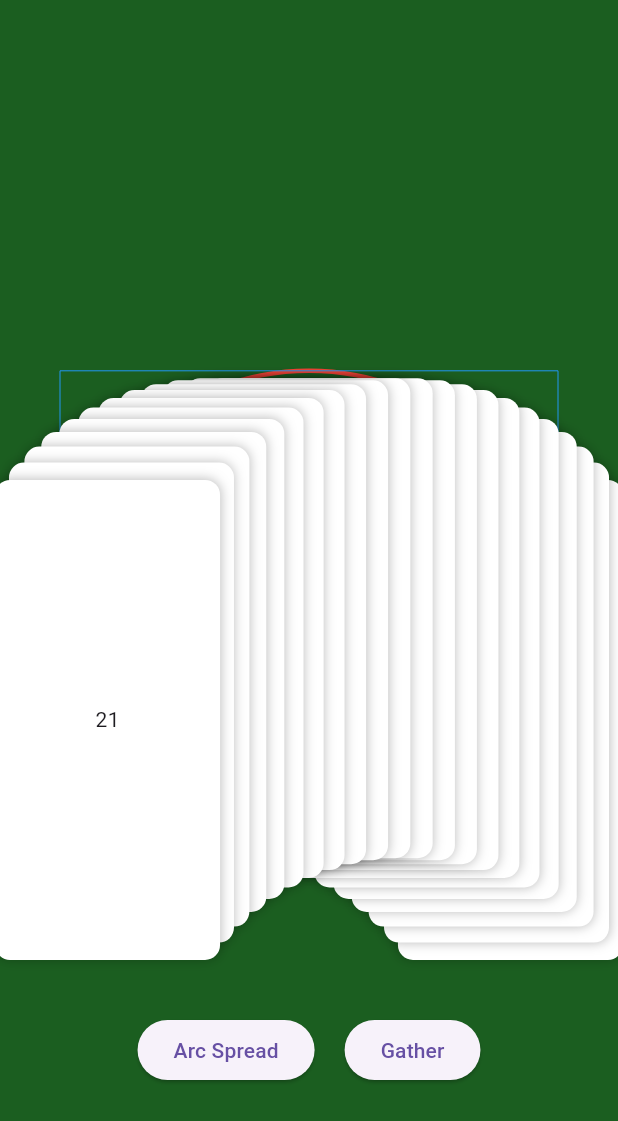
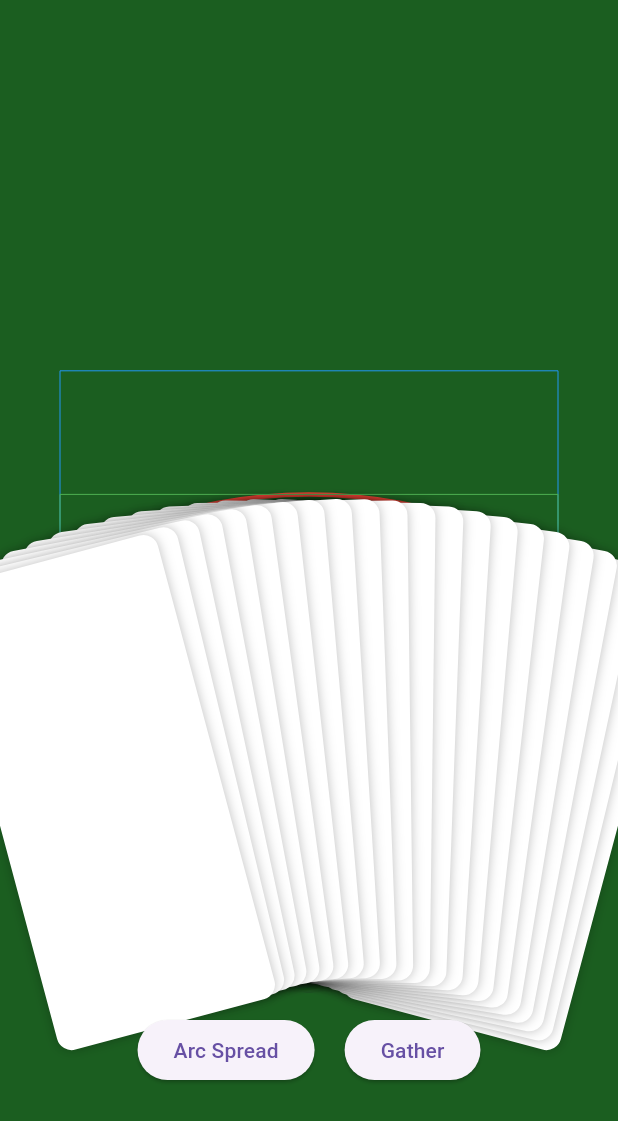
Before and after one commit to FenriRabbit/soulcreator-app, a Flutter app: the screen it shows after launch, after a tap on "Arc Spread", on a phone screen of 412 x 824 dp. Shown: the top 1121 px of the screen. Run offline on Flutter 3.47's test engine with Material 3 defaults, Android fonts, the phone set to English and light mode, and no system bars.

Commit message:
修正攤牌扇形動畫、增加卡牌選擇互動效果

```diff
--- a/lib/main.dart
+++ b/lib/main.dart
@@ -23,12 +23,13 @@ class MyApp extends StatelessWidget {
 /// =========================
 class EllipseTrack {
   final Rect rect;
+  final double flattenFactor;
 
-  EllipseTrack(this.rect);
+  EllipseTrack(this.rect, {this.flattenFactor = 1.0});
 
   double get a => rect.width / 2;
 
-  double get b => rect.height / 2;
+  double get b => (rect.height / 2) * flattenFactor;
 
   Offset get center => rect.center;
 
@@ -36,11 +37,6 @@ class EllipseTrack {
     final x = center.dx + a * cos(t);
     final y = center.dy - b * sin(t);
     return Offset(x, y);
-  }
-
-  /// 切線角度（讓卡片貼弧）
-  double tangent(double t) {
-    return atan2(b * cos(t), -a * sin(t));
   }
 }
 
@@ -62,7 +58,12 @@ class CardModel {
   double targetY;
   double targetR;
 
-  CardModel({required this.id, this.x = 0, this.y = 0, this.rotation = 0})
+  double angle;
+
+  bool isChoose;
+  bool isSelected;
+
+  CardModel({required this.id, this.x = 0, this.y = 0, this.rotation = 0, this.angle = 0, this.isChoose = false, this.isSelected = false})
     : startX = 0,
       startY = 0,
       startR = 0,
@@ -76,8 +77,9 @@ class CardModel {
 /// =========================
 class EllipseGuidePainter extends CustomPainter {
   final Rect rect;
+  final double flattenFactor;
 
-  EllipseGuidePainter({required this.rect});
+  EllipseGuidePainter({required this.rect, this.flattenFactor = 1.0});
 
   @override
   void paint(Canvas canvas, Size size) {
@@ -86,21 +88,29 @@ class EllipseGuidePainter extends CustomPainter {
       ..style = PaintingStyle.stroke
       ..strokeWidth = 3;
 
-    /// 上半橢圓
-    canvas.drawArc(
-      rect,
-      pi, // 左
-      pi, // 畫到右（上半）
-      false,
-      paint,
+    /// 🎯 壓縮後的橢圓 rect（關鍵）
+    final flattenedRect = Rect.fromCenter(
+      center: rect.center,
+      width: rect.width,
+      height: rect.height * flattenFactor,
     );
 
-    /// Debug：畫矩形（藍框）
+    /// 上半橢圓
+    canvas.drawArc(flattenedRect, pi, pi, false, paint);
+
+    /// Debug：原始矩形（藍）
     final debugPaint = Paint()
       ..color = Colors.blue
       ..style = PaintingStyle.stroke;
 
     canvas.drawRect(rect, debugPaint);
+
+    /// Debug：壓縮後矩形（綠）
+    final debugFlattenPaint = Paint()
+      ..color = Colors.green
+      ..style = PaintingStyle.stroke;
+
+    canvas.drawRect(flattenedRect, debugFlattenPaint);
   }
 
   @override
@@ -125,6 +135,7 @@ class _ArcSpreadDemoState extends State<ArcSpreadDemo>
   final double cardHeight = 320;
 
   Rect? ellipseRect;
+  final flattenFactor = 0.5;
 
   @override
   void initState() {
@@ -188,7 +199,7 @@ class _ArcSpreadDemoState extends State<ArcSpreadDemo>
 
       ellipseRect = rect;
 
-      final track = EllipseTrack(rect);
+      final track = EllipseTrack(rect, flattenFactor: flattenFactor);
 
       final startAngle = pi * 0.2;
       final endAngle = pi * 0.8;
@@ -196,17 +207,16 @@ class _ArcSpreadDemoState extends State<ArcSpreadDemo>
       for (int i = 0; i < cards.length; i++) {
         double t = i / (cards.length - 1);
         double angle = lerpDouble(startAngle, endAngle, t)!;
+        cards[i].angle = angle; // 儲存卡片當前角度
 
+        // 位置(XY軸)
         final point = track.point(angle);
+        cards[i].targetX = point.dx - (cardWidth / 2);
+        cards[i].targetY = point.dy - (cardHeight / 2) + (rect.height / 2);
 
-        cards[i].targetX = point.dx - (cardWidth / 2);
-        cards[i].targetY = point.dy - (cardHeight / 2) + (rect.height/2);
-
-        final dx = track.center.dx - point.dx;
-        final dy = track.center.dy - point.dy;
-
-        // TODO: 這行要動態調整每張卡片的角度
-        cards[i].targetR = 0;
+        // 角度(R)
+        double maxAngle = 15 * pi / 180;
+        cards[i].targetR = lerpDouble(maxAngle, -maxAngle, t)!;
       }
     });
   }
@@ -239,24 +249,38 @@ class _ArcSpreadDemoState extends State<ArcSpreadDemo>
   Widget build(BuildContext context) {
     return Scaffold(
       backgroundColor: Colors.green[900],
-      body: Stack(
+      body: GestureDetector(
+        onPanUpdate: (details) {
+          _handleTouch(details.localPosition);
+        },
+        child: Stack(
           children: [
             /// 🎯 橢圓基準線
             if (ellipseRect != null)
               CustomPaint(
                 size: Size.infinite,
-              painter: EllipseGuidePainter(rect: ellipseRect!),
+                painter: EllipseGuidePainter(
+                  rect: ellipseRect!,
+                  flattenFactor: flattenFactor,
+                ),
               ),
 
             /// 🎴 卡片
             ...cards.map((card) {
+              final offset = _getLiftOffset(card); // Choose時的偏移
+
               return Positioned(
-              left: card.x,
-              top: card.y,
+                left: card.x + offset.dx,
+                top: card.y + offset.dy,
                 child: Transform(
                   alignment: Alignment.center,
                   transform: Matrix4.identity()..rotateZ(card.rotation),
-                child: Container(
+                  child: Stack(
+                    clipBehavior: Clip.none, // ⭐ 讓文字可以超出卡片
+                    alignment: Alignment.center,
+                    children: [
+                      /// 🎴 卡片（底層）
+                      Container(
                         width: cardWidth,
                         height: cardHeight,
                         decoration: BoxDecoration(
@@ -266,8 +290,19 @@ class _ArcSpreadDemoState extends State<ArcSpreadDemo>
                             BoxShadow(blurRadius: 6, color: Colors.black26),
                           ],
                         ),
-                  alignment: Alignment.center,
-                  child: Text("${card.id}"),
+                      ),
+
+                      /// 🏷️ 文字（上層，往上浮）
+                      if (card.isChoose)
+                      Positioned(
+                        top: -50, // ⭐ 關鍵：往上偏移
+                        child: AnimatedOpacity(
+                          duration: Duration(milliseconds: 150),
+                          opacity: card.isChoose ? 1 : 0,
+                          child: _cardLabelWidget(card),
+                        ),
+                      ),
+                    ],
                   ),
                 ),
               );
@@ -292,7 +327,68 @@ class _ArcSpreadDemoState extends State<ArcSpreadDemo>
             ),
           ],
         ),
+      ),
     );
+  }
+
+  Widget _cardLabelWidget(CardModel card) {
+    return Container(
+      padding: const EdgeInsets.symmetric(
+        horizontal: 10,
+        vertical: 5,
+      ),
+      decoration: BoxDecoration(
+        color: Colors.black.withOpacity(0.75),
+        borderRadius: BorderRadius.circular(8),
+        boxShadow: const [
+          BoxShadow(
+            color: Colors.black54,
+            blurRadius: 6,
+            offset: Offset(0, 2),
+          ),
+        ],
+      ),
+      child: Text(
+        "Card ${card.id}",
+        style: const TextStyle(
+          color: Colors.white,
+          fontSize: 13,
+          fontWeight: FontWeight.w600,
+          letterSpacing: 0.5,
+        ),
+      ),
+    );
+  }
+
+  void _handleTouch(Offset touchPos) {
+    CardModel? hitCard;
+
+    // 從最上層往下找
+    for (var card in cards.reversed) {
+      final rect = Rect.fromLTWH(card.x, card.y, cardWidth, cardHeight);
+
+      if (rect.contains(touchPos)) {
+        hitCard = card;
+        break;
+      }
+    }
+
+    for (var card in cards) {
+      card.isChoose = (card == hitCard);
+    }
+
+    setState(() {});
+  }
+
+  Offset _getLiftOffset(CardModel card) {
+    if (!card.isChoose) return Offset.zero;
+
+    const lift = 20.0;
+
+    final dx = cos(card.angle);
+    final dy = -sin(card.angle);
+
+    return Offset(dx * lift, dy * lift);
   }
 
   @override
```
Lines whose indentation alone changed are shown as unchanged.
